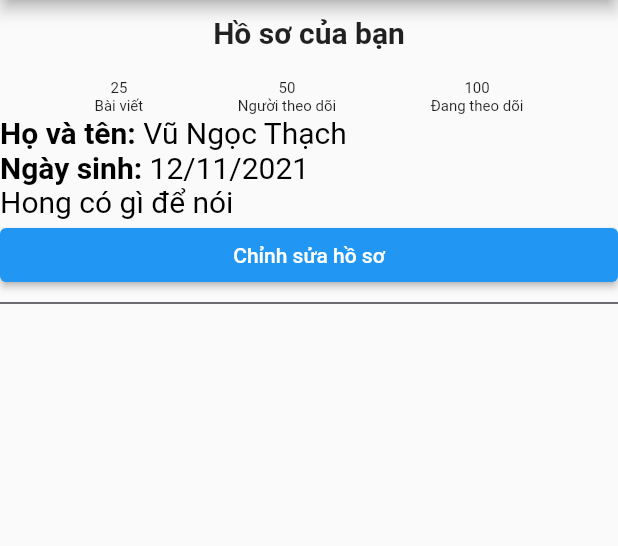
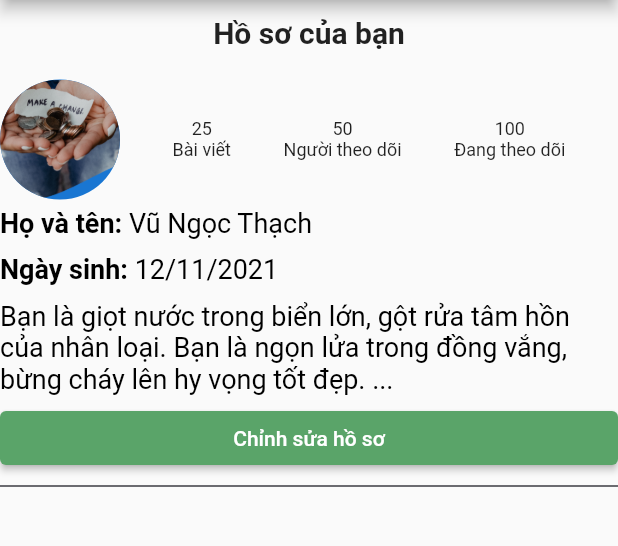
Before and after one commit to HuynhThiMinhNhuc/CharityApp, a Flutter app: the screen it shows after launch, on a phone screen of 412 x 824 dp, the part 84-630 px from its top. Run offline on Flutter 3.47's test engine with Material 2 defaults, Android fonts, the phone set to English and light mode, and no system bars; our stand-ins replace font_awesome_flutter.

Commit message:
update profile

```diff
--- a/CharityApp/lib/main.dart
+++ b/CharityApp/lib/main.dart
@@ -12,8 +12,11 @@ class AppWidget extends StatelessWidget {
     return MaterialApp(
       home: Scaffold(
         appBar: AppBar(title: Center(child: Text('CharityApp'))),
-        body: ProfileOverView("Vũ Ngọc Thạch", DateTime.now(),
-            "Hong có gì để nói", [25, 50, 100]),
+        body: ProfileOverView(
+            "Vũ Ngọc Thạch",
+            DateTime.now(),
+            "Bạn là giọt nước trong biển lớn, gột rửa tâm hồn của nhân loại. Bạn là ngọn lửa trong đồng vắng, bừng cháy lên hy vọng tốt đẹp. ...",
+            [25, 50, 100]),
       ),
     );
   }
--- a/CharityApp/lib/views/HomeView/informationprofileview.dart
+++ b/CharityApp/lib/views/HomeView/informationprofileview.dart
@@ -18,6 +18,6 @@ class InformationProfileView extends StatelessWidget {
   }
 
   TextStyle myTextStyle() {
-    return TextStyle(fontSize: 10);
+    return TextStyle(fontSize: 12);
   }
 }
--- a/CharityApp/lib/views/HomeView/profile_overview.dart
+++ b/CharityApp/lib/views/HomeView/profile_overview.dart
@@ -29,15 +29,28 @@ class _ProfileOverViewState extends State<ProfileOverView> {
           ),
         ),
         Row(
+          children: [
+            //Avatar widget
+            CircleAvatar(
+              backgroundImage: AssetImage(
+                  'asset/Login.png'), //Image.asset('asset/Login.png', height: 100, width: 100,),
+              radius: 40,
+            ),
+            Expanded(
+              child: Row(
                 mainAxisAlignment: MainAxisAlignment.spaceEvenly,
                 children: [
-            //Avatar widget
                   InformationProfileView(widget.number[0], "Bài viết"),
                   InformationProfileView(widget.number[1], "Người theo dõi"),
                   InformationProfileView(widget.number[2], "Đang theo dõi"),
                 ],
               ),
-        RichText(
+            ),
+          ],
+        ),
+        Container(
+          margin: const EdgeInsets.fromLTRB(0,5,0,5),
+          child: RichText(
             text: TextSpan(style: myStyle(), children: <TextSpan>[
               TextSpan(
                   text: 'Họ và tên: ',
@@ -45,7 +58,10 @@ class _ProfileOverViewState extends State<ProfileOverView> {
               TextSpan(text: widget.name),
             ]),
           ),
-        RichText(
+        ),
+        Container(
+          margin: const EdgeInsets.fromLTRB(0,5,0,5),
+          child: RichText(
             text: TextSpan(style: myStyle(), children: <TextSpan>[
               TextSpan(
                   text: 'Ngày sinh: ',
@@ -53,15 +69,22 @@ class _ProfileOverViewState extends State<ProfileOverView> {
               TextSpan(text: DateFormat("dd/MM/yyyy").format(widget.birthday)),
             ]),
           ),
-        Text(
+        ),
+        Container(
+          margin: const EdgeInsets.fromLTRB(0,5,0,5),
+          child: Text(
             widget.description,
             style: myStyle(),
+          ),
         ),
         SizedBox(
           width: double.infinity,
           child: ElevatedButton(
             onPressed: () => {},
             child: Text('Chỉnh sửa hồ sơ'),
+            style: ButtonStyle(
+                backgroundColor: MaterialStateProperty.all(
+                    Color.fromRGBO(90, 164, 105, 1.0))),
           ),
         ),
         Divider(thickness: 1.0, color: Color.fromRGBO(60, 60, 67, 1.0)),
@@ -70,6 +93,6 @@ class _ProfileOverViewState extends State<ProfileOverView> {
   }
 
   TextStyle myStyle() {
-    return TextStyle(fontSize: 20, color: Colors.black);
+    return TextStyle(fontSize: 18, color: Colors.black);
   }
 }
```
Lines whose indentation alone changed are shown as unchanged.
